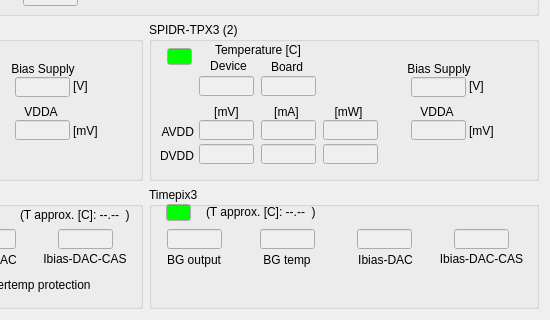
This is SpidrTpx3Mon/SpidrMon.ui in navrit/dexter as Qt 5 draws it before an edit; both pictures show x 258 to 808 and y 140 to 460 of the 808 by 460 pixel window. The edited form follows.
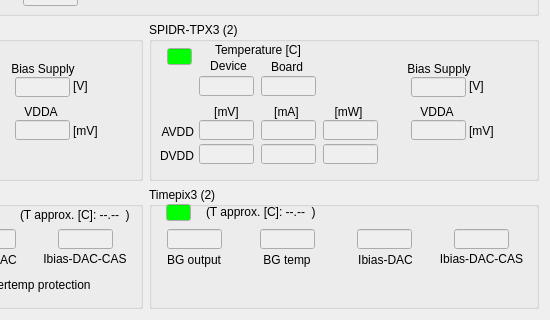
This is the edited form. Icons and pictures are not drawn.

Commit message: indicate 'power off' properly

Diff of the .ui file:
```diff
--- a/SpidrTpx3Mon/SpidrMon.ui
+++ b/SpidrTpx3Mon/SpidrMon.ui
@@ -1753,7 +1753,7 @@
           </size>
          </property>
          <property name="title">
-          <string>Timepix3</string>
+          <string>Timepix3 (2)</string>
          </property>
          <widget class="QLineEdit" name="_lineEditDac1_2">
           <property name="enabled">
```
Left out of the diff: 6 changed lines with no effect on the pictures. The commit also changes 1 other file.
